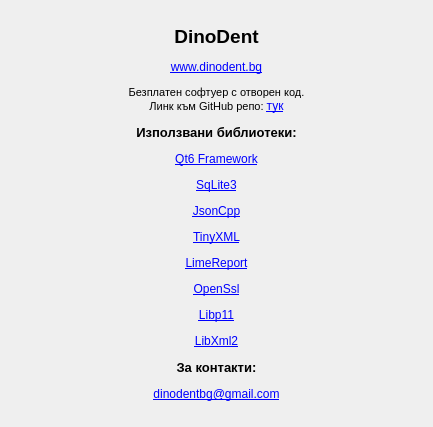
Above: src/View/Widgets/AboutDialog.ui from thefinalcutbg/DinoDent before the change. Below: the same form after it.
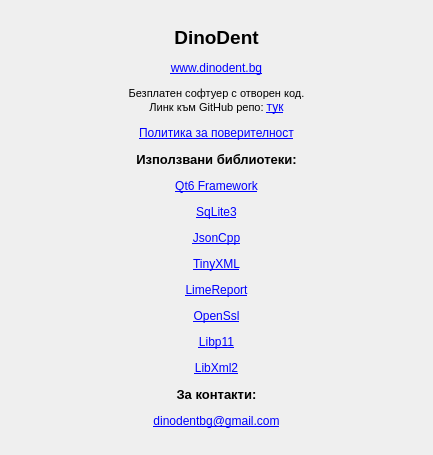
That is the form after the change.

Commit message: privacy policy update

What changed in the file:
```diff
--- a/src/View/Widgets/AboutDialog.ui
+++ b/src/View/Widgets/AboutDialog.ui
@@ -7,7 +7,7 @@
     <x>0</x>
     <y>0</y>
     <width>433</width>
-    <height>427</height>
+    <height>455</height>
    </rect>
   </property>
   <property name="windowTitle">
@@ -17,7 +17,7 @@
    <item>
     <widget class="QLabel" name="label">
      <property name="text">
-      <string>&lt;html&gt;&lt;head/&gt;&lt;body&gt;&lt;p align=&quot;center&quot;&gt;&lt;span style=&quot; font-size:14pt; font-weight:700;&quot;&gt;DinoDent&lt;/span&gt;&lt;/p&gt;&lt;p align=&quot;center&quot;&gt;&lt;a href=&quot;www.dinodent.bg&quot;&gt;&lt;span style=&quot; text-decoration: underline; color:#0000ff;&quot;&gt;www.dinodent.bg&lt;/span&gt;&lt;/a&gt;&lt;/p&gt;&lt;p align=&quot;center&quot;&gt;&lt;span style=&quot; font-size:8pt;&quot;&gt;Безплатен софтуер с отворен код.&lt;br/&gt;Линк към GitHub репо: &lt;/span&gt;&lt;a href=&quot;https://github.com/thefinalcutbg/DinoDent&quot;&gt;&lt;span style=&quot; text-decoration: underline; color:#0000ff;&quot;&gt;тук&lt;/span&gt;&lt;/a&gt;&lt;/p&gt;&lt;p align=&quot;center&quot;&gt;&lt;span style=&quot; font-size:10pt; font-weight:700;&quot;&gt;Използвани библиотеки:&lt;/span&gt;&lt;/p&gt;&lt;p align=&quot;center&quot;&gt;&lt;a href=&quot;https://www.qt.io/&quot;&gt;&lt;span style=&quot; text-decoration: underline; color:#0000ff;&quot;&gt;Qt6 Framework&lt;/span&gt;&lt;/a&gt;&lt;/p&gt;&lt;p align=&quot;center&quot;&gt;&lt;a href=&quot;https://www.sqlite.org/index.html&quot;&gt;&lt;span style=&quot; text-decoration: underline; color:#0000ff;&quot;&gt;SqLite3&lt;/span&gt;&lt;/a&gt;&lt;/p&gt;&lt;p align=&quot;center&quot;&gt;&lt;a href=&quot;https://github.com/open-source-parsers/jsoncpp&quot;&gt;&lt;span style=&quot; text-decoration: underline; color:#0000ff;&quot;&gt;JsonCpp&lt;/span&gt;&lt;/a&gt;&lt;/p&gt;&lt;p align=&quot;center&quot;&gt;&lt;a href=&quot;https://sourceforge.net/projects/tinyxml/&quot;&gt;&lt;span style=&quot; text-decoration: underline; color:#0000ff;&quot;&gt;TinyXML&lt;/span&gt;&lt;/a&gt;&lt;/p&gt;&lt;p align=&quot;center&quot;&gt;&lt;a href=&quot;https://github.com/fralx/LimeReport&quot;&gt;&lt;span style=&quot; text-decoration: underline; color:#0000ff;&quot;&gt;LimeReport&lt;/span&gt;&lt;/a&gt;&lt;/p&gt;&lt;p align=&quot;center&quot;&gt;&lt;a href=&quot;https://www.openssl.org/&quot;&gt;&lt;span style=&quot; text-decoration: underline; color:#0000ff;&quot;&gt;OpenSsl&lt;/span&gt;&lt;/a&gt;&lt;/p&gt;&lt;p align=&quot;center&quot;&gt;&lt;a href=&quot;https://github.com/OpenSC/libp11&quot;&gt;&lt;span style=&quot; text-decoration: underline; color:#0000ff;&quot;&gt;Libp11&lt;/span&gt;&lt;/a&gt;&lt;/p&gt;&lt;p align=&quot;center&quot;&gt;&lt;a href=&quot;https://gitlab.gnome.org/GNOME/libxml2/-/releases&quot;&gt;&lt;span style=&quot; text-decoration: underline; color:#0000ff;&quot;&gt;LibXml2&lt;/span&gt;&lt;/a&gt;&lt;/p&gt;&lt;p align=&quot;center&quot;&gt;&lt;span style=&quot; font-size:10pt; font-weight:700;&quot;&gt;За контакти:&lt;/span&gt;&lt;/p&gt;&lt;p align=&quot;center&quot;&gt;&lt;a href=&quot;mailto:dinodentbg@gmail.com&quot;&gt;&lt;span style=&quot; text-decoration: underline; color:#0000ff;&quot;&gt;dinodentbg@gmail.com&lt;/span&gt;&lt;/a&gt;&lt;/p&gt;&lt;/body&gt;&lt;/html&gt;</string>
+      <string>&lt;html&gt;&lt;head/&gt;&lt;body&gt;&lt;p align=&quot;center&quot;&gt;&lt;span style=&quot; font-size:14pt; font-weight:700;&quot;&gt;DinoDent&lt;/span&gt;&lt;/p&gt;&lt;p align=&quot;center&quot;&gt;&lt;a href=&quot;www.dinodent.bg&quot;&gt;&lt;span style=&quot; text-decoration: underline; color:#0000ff;&quot;&gt;www.dinodent.bg&lt;/span&gt;&lt;/a&gt;&lt;/p&gt;&lt;p align=&quot;center&quot;&gt;&lt;span style=&quot; font-size:8pt;&quot;&gt;Безплатен софтуер с отворен код.&lt;br/&gt;Линк към GitHub репо: &lt;/span&gt;&lt;a href=&quot;https://github.com/thefinalcutbg/DinoDent&quot;&gt;&lt;span style=&quot; text-decoration: underline; color:#0000ff;&quot;&gt;тук&lt;/span&gt;&lt;/a&gt;&lt;/p&gt;&lt;p align=&quot;center&quot;&gt;&lt;a href=&quot;https://dinodent.bg/privacy_bg/&quot;&gt;&lt;span style=&quot; text-decoration: underline; color:#0000ff;&quot;&gt;Политика за поверителност&lt;/span&gt;&lt;/a&gt;&lt;/p&gt;&lt;p align=&quot;center&quot;&gt;&lt;span style=&quot; font-size:10pt; font-weight:700;&quot;&gt;Използвани библиотеки:&lt;/span&gt;&lt;/p&gt;&lt;p align=&quot;center&quot;&gt;&lt;a href=&quot;https://www.qt.io/&quot;&gt;&lt;span style=&quot; text-decoration: underline; color:#0000ff;&quot;&gt;Qt6 Framework&lt;/span&gt;&lt;/a&gt;&lt;/p&gt;&lt;p align=&quot;center&quot;&gt;&lt;a href=&quot;https://www.sqlite.org/index.html&quot;&gt;&lt;span style=&quot; text-decoration: underline; color:#0000ff;&quot;&gt;SqLite3&lt;/span&gt;&lt;/a&gt;&lt;/p&gt;&lt;p align=&quot;center&quot;&gt;&lt;a href=&quot;https://github.com/open-source-parsers/jsoncpp&quot;&gt;&lt;span style=&quot; text-decoration: underline; color:#0000ff;&quot;&gt;JsonCpp&lt;/span&gt;&lt;/a&gt;&lt;/p&gt;&lt;p align=&quot;center&quot;&gt;&lt;a href=&quot;https://sourceforge.net/projects/tinyxml/&quot;&gt;&lt;span style=&quot; text-decoration: underline; color:#0000ff;&quot;&gt;TinyXML&lt;/span&gt;&lt;/a&gt;&lt;/p&gt;&lt;p align=&quot;center&quot;&gt;&lt;a href=&quot;https://github.com/fralx/LimeReport&quot;&gt;&lt;span style=&quot; text-decoration: underline; color:#0000ff;&quot;&gt;LimeReport&lt;/span&gt;&lt;/a&gt;&lt;/p&gt;&lt;p align=&quot;center&quot;&gt;&lt;a href=&quot;https://www.openssl.org/&quot;&gt;&lt;span style=&quot; text-decoration: underline; color:#0000ff;&quot;&gt;OpenSsl&lt;/span&gt;&lt;/a&gt;&lt;/p&gt;&lt;p align=&quot;center&quot;&gt;&lt;a href=&quot;https://github.com/OpenSC/libp11&quot;&gt;&lt;span style=&quot; text-decoration: underline; color:#0000ff;&quot;&gt;Libp11&lt;/span&gt;&lt;/a&gt;&lt;/p&gt;&lt;p align=&quot;center&quot;&gt;&lt;a href=&quot;https://gitlab.gnome.org/GNOME/libxml2/-/releases&quot;&gt;&lt;span style=&quot; text-decoration: underline; color:#0000ff;&quot;&gt;LibXml2&lt;/span&gt;&lt;/a&gt;&lt;/p&gt;&lt;p align=&quot;center&quot;&gt;&lt;span style=&quot; font-size:10pt; font-weight:700;&quot;&gt;За контакти:&lt;/span&gt;&lt;/p&gt;&lt;p align=&quot;center&quot;&gt;&lt;a href=&quot;mailto:dinodentbg@gmail.com&quot;&gt;&lt;span style=&quot; text-decoration: underline; color:#0000ff;&quot;&gt;dinodentbg@gmail.com&lt;/span&gt;&lt;/a&gt;&lt;/p&gt;&lt;/body&gt;&lt;/html&gt;</string>
      </property>
      <property name="textFormat">
       <enum>Qt::RichText</enum>
```
Left out of the diff: 4 changed lines with no effect on the pictures. The commit also changes 1 other file.
